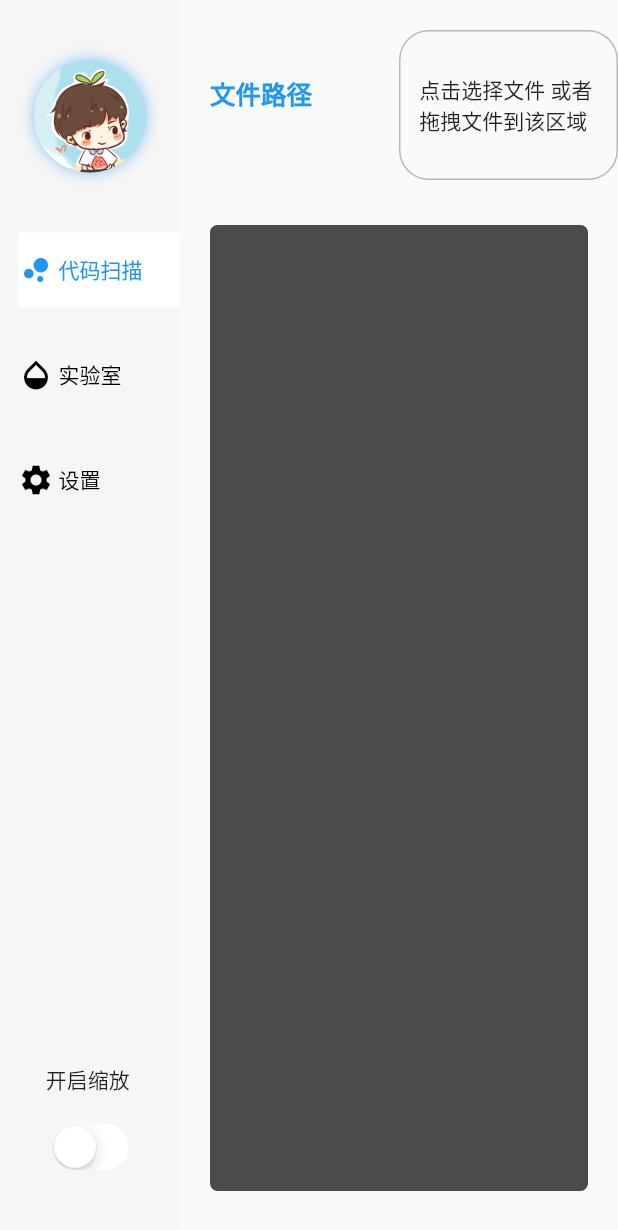
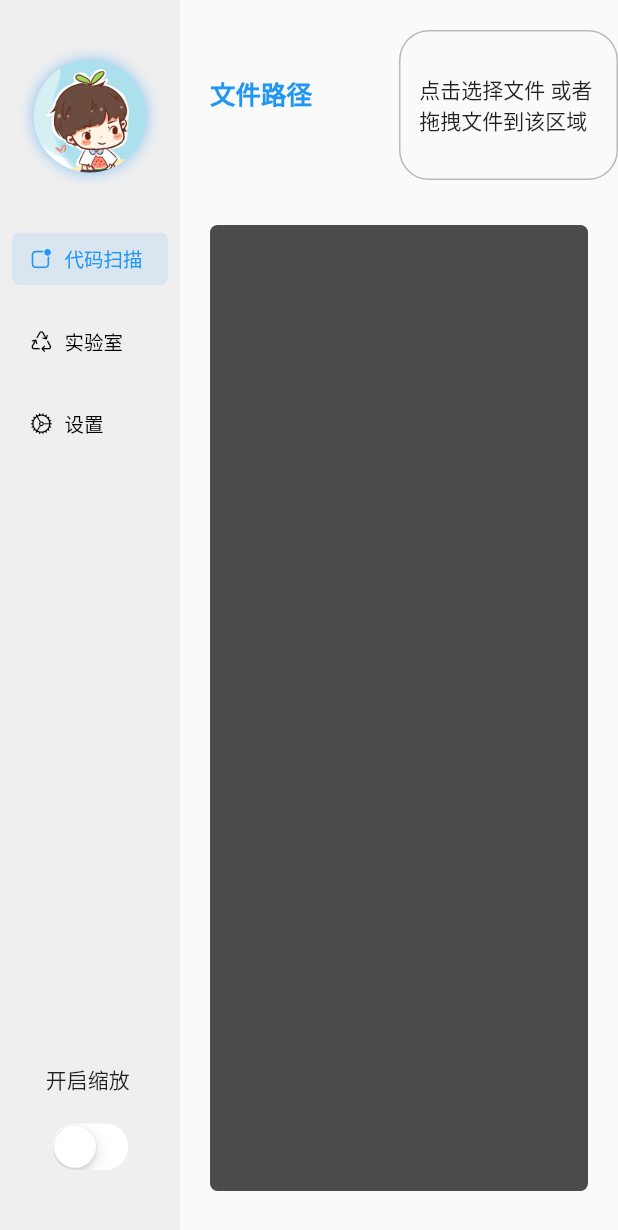
Before and after one commit to xdd666t/flutter_preview, a Flutter app: the screen it shows after launch, on a phone screen of 412 x 824 dp. Shown: the top 1230 px of the screen. Run offline on Flutter 3.47's test engine with Material 2 defaults, Android fonts, the phone set to English and light mode, and no system bars; our stand-ins replace file_picker, flutter_smart_dialog, get, logger; missing offline and left inert: dart:ffi, desktop_drop, flutter_rust_bridge, window_manager.

Commit message:
优化侧边栏

```diff
--- a/code_helper/lib/module/main/main_state.dart
+++ b/code_helper/lib/module/main/main_state.dart
@@ -1,6 +1,6 @@
 import 'package:code_helper/module/code_scan/code_scan_view.dart';
 import 'package:code_helper/module/lab/lab_view.dart';
-import 'package:flutter/material.dart';
+import 'package:flutter/cupertino.dart';
 
 import '../../app/ui/keep_alive_page.dart';
 import '../../entity/common/btn_info.dart';
@@ -41,15 +41,15 @@ class MainState {
     sideItems = [
       BtnInfo(
         title: "代码扫描",
-        icon: const Icon(Icons.bubble_chart),
+        icon: const Icon(CupertinoIcons.app_badge),
       ),
       BtnInfo(
         title: "实验室",
-        icon: const Icon(Icons.opacity),
+        icon: const Icon(CupertinoIcons.arrow_3_trianglepath),
       ),
       BtnInfo(
         title: "设置",
-        icon: const Icon(Icons.settings),
+        icon: const Icon(CupertinoIcons.settings),
       ),
     ];
     //页面控制器
--- a/code_helper/lib/module/main/widget/side_navigation.dart
+++ b/code_helper/lib/module/main/widget/side_navigation.dart
@@ -40,7 +40,7 @@ class _SideNavigation extends StatelessWidget {
     return Container(
       width: 120,
       padding: const EdgeInsets.only(top: 20),
-      color: const Color(0xFFF6F6F6),
+      color: Colors.grey.withOpacity(0.12),
       child: Column(children: children),
     );
   }
@@ -54,50 +54,37 @@ class _SideNavigation extends StatelessWidget {
           var item = data.sideItems[index];
           return GetBuilder<MainLogic>(builder: (logic) {
             return Container(
-              margin: const EdgeInsets.symmetric(vertical: 10),
+              margin: const EdgeInsets.symmetric(vertical: 10, horizontal: 8),
               child: InkWell(
                 onTap: () => onItem(index),
-                child: SizedBox(
-                  height: 50,
-                  child: Row(children: [
-                    //激活条
-                    // Container(
-                    //   height: double.infinity,
-                    //   width: 5,
-                    //   color: data.selectedIndex == index
-                    //       ? activeColor
-                    //       : Colors.transparent,
-                    // ),
-
-                    //item
-                    Expanded(
                 child: Container(
-                        width: 80,
-                        margin: const EdgeInsets.only(left: 12),
+                  height: 35,
+                  padding: const EdgeInsets.only(left: 12),
+                  decoration: BoxDecoration(
+                    borderRadius: BorderRadius.circular(5),
+                    color: data.selectedIndex == index
+                        ? activeColor.withOpacity(0.1)
+                        : null,
+                  ),
                   alignment: Alignment.center,
-                        color: data.selectedIndex == index
-                            ? Colors.white
-                            : const Color(0xFFF6F6F6),
                   child: Row(children: [
                     Icon(
-                            item.icon?.icon ?? Icons.abc,
+                      item.icon?.icon,
                       color: data.selectedIndex == index
                           ? activeColor
                           : normalColor,
+                      size: 15,
                     ),
-                          const SizedBox(width: 3),
+                    const SizedBox(width: 8),
                     Text(
                       item.title ?? "",
                       style: TextStyle(
+                        fontSize: 13,
                         color: data.selectedIndex == index
                             ? activeColor
                             : normalColor,
                       ),
                     ),
-                          const SizedBox(width: 7),
-                        ]),
-                      ),
-                    )
                   ]),
                 ),
               ),
```
Also changed, not shown: 4 other files. Lines whose indentation alone changed are shown as unchanged.
